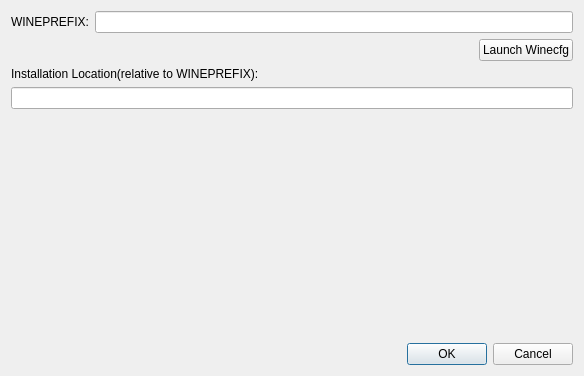
Above: settingsdialog.ui from rm5248/RenegadeXLauncher before the change. Below: the same form after it.
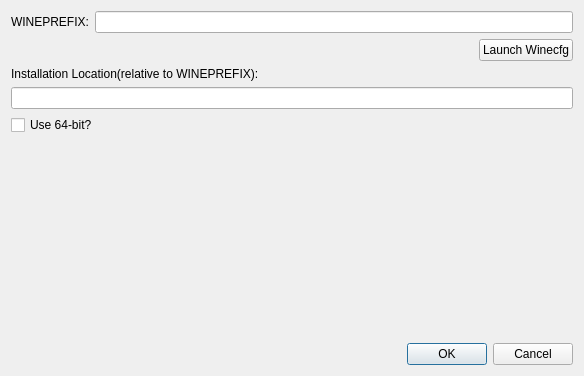
That is the form after the change.

Commit message: Add 64-bit option

The edit to the form file:
```diff
--- a/settingsdialog.ui
+++ b/settingsdialog.ui
@@ -108,6 +108,13 @@
      </layout>
     </widget>
    </item>
+   <item>
+    <widget class="QCheckBox" name="use64Bit">
+     <property name="text">
+      <string>Use 64-bit?</string>
+     </property>
+    </widget>
+   </item>
    <item>
     <spacer name="verticalSpacer">
      <property name="orientation">
```
The commit also changes 1 other file.
